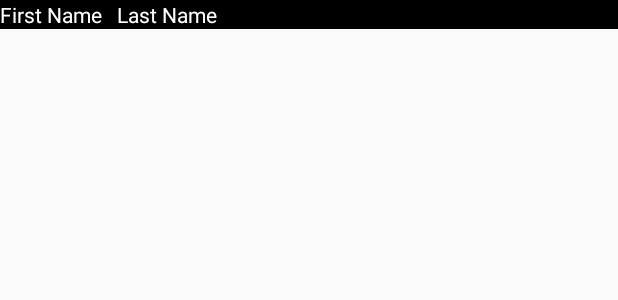
After one commit to AlexBritoOfficial/RecyclerView, an Android app: the layout activity_table.xml on its own in the app's theme, with its tools: preview values and no code run, on a phone screen of 412 x 824 dp. The commit adds this screen. Shown: the top 300 px of the screen. Run offline under Robolectric (Android 15) with nearby library versions, the phone set to English and light mode, and no system bars.

Commit message:
TableLayout Demo

```diff
--- a/app/src/main/AndroidManifest.xml
+++ b/app/src/main/AndroidManifest.xml
@@ -9,7 +9,9 @@
         android:roundIcon="@mipmap/ic_launcher_round"
         android:supportsRtl="true"
         android:theme="@style/AppTheme">
-        <activity android:name=".DetailsActivity"></activity>
+        <activity android:name=".TableActivity"></activity>
+        <activity android:name=".TestActivity" />
+        <activity android:name=".DetailsActivity" />
         <activity android:name=".MainActivity">
             <intent-filter>
                 <action android:name="android.intent.action.MAIN" />
--- /dev/null
+++ b/app/src/main/res/layout/activity_table.xml
@@ -0,0 +1,35 @@
+<?xml version="1.0" encoding="utf-8"?>
+<RelativeLayout
+    xmlns:android="http://schemas.android.com/apk/res/android"
+    xmlns:tools="http://schemas.android.com/tools"
+    android:layout_width="match_parent"
+    android:layout_height="match_parent"
+    tools:context=".TableActivity">
+
+    <TableLayout
+        android:layout_width="match_parent"
+        android:layout_height="match_parent">
+
+        <TableRow
+            android:layout_width="match_parent"
+            android:layout_height="match_parent"
+            android:background="@color/black">
+
+            <TextView
+                android:layout_width="wrap_content"
+                android:layout_height="wrap_content"
+                android:text="First Name"
+                android:textColor="@color/colorAccent" />
+
+            <TextView
+                android:layout_width="wrap_content"
+                android:layout_marginLeft="10dp"
+                android:layout_height="wrap_content"
+                android:text="Last Name"
+                android:textColor="@color/colorAccent" />
+
+
+        </TableRow>
+
+    </TableLayout>
+</RelativeLayout>
--- a/app/src/main/res/values/colors.xml
+++ b/app/src/main/res/values/colors.xml
@@ -2,5 +2,7 @@
 <resources>
     <color name="colorPrimary">#008577</color>
     <color name="colorPrimaryDark">#00574B</color>
-    <color name="colorAccent">#D81B60</color>
+    <color name="colorAccent">#FFFFFF</color>
+    <color name="black">#FF000000</color>
+    <color name="white">#FFFFFFFF</color>
 </resources>
```
Also changed, not shown: app/src/main/java/com/example/recyclerviewapp/TableActivity.java (added, +14 -0 lines), app/src/main/java/com/example/recyclerviewapp/TestActivity.java (added, +14 -0 lines), app/src/main/res/layout/activity_test.xml (added, +23 -0 lines).
